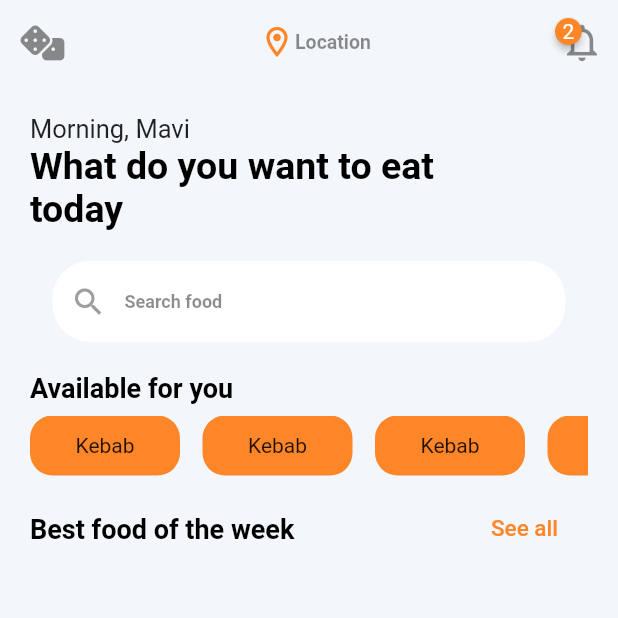
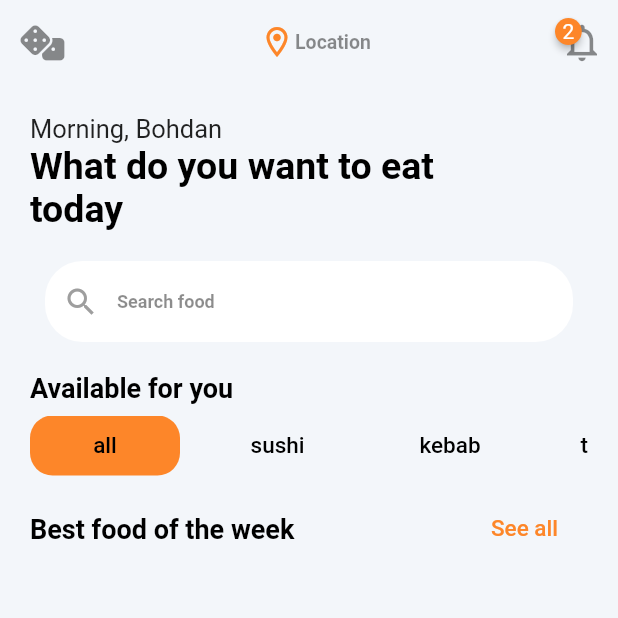
Before and after one commit to SebrianFoxy/ProjectOnFlutter, a Flutter app: the screen it shows after launch, on a phone screen of 412 x 824 dp, the top half of it. Run offline on Flutter 3.47's test engine with Material 2 defaults, Android fonts, the phone set to English and light mode, and no system bars; drawn by our look-alikes of badges; our stand-ins replace font_awesome_flutter.

Commit message:
логика клика

```diff
--- a/lib/ui/screens/food_list_screen.dart
+++ b/lib/ui/screens/food_list_screen.dart
@@ -2,6 +2,8 @@ import 'package:badges/badges.dart';
 import 'package:flutter/material.dart' hide Badge;
 import 'package:JapanEatProject/ui_kit/_ui_kit.dart';
 import 'package:font_awesome_flutter/font_awesome_flutter.dart';
+import '../../ui_kit/_ui_kit.dart';
+import '../../data/app_data.dart';
 
 class FoodList extends StatefulWidget {
   const FoodList({super.key});
@@ -11,6 +13,8 @@ class FoodList extends StatefulWidget {
 }
 
 class FoodListState extends State<FoodList> {
+  var categories = AppData.categories;
+
   @override
   Widget build(BuildContext context) => Scaffold(
       appBar: _appBar(context),
@@ -21,7 +25,7 @@ class FoodListState extends State<FoodList> {
             crossAxisAlignment: CrossAxisAlignment.start,
             children: [
               Text(
-                "Morning, Mavi",
+                "Morning, Bohdan",
                 style: Theme.of(context).textTheme.headlineSmall,
               ),
               Text(
@@ -60,8 +64,6 @@ class FoodListState extends State<FoodList> {
           ),
         ),
       ));
-}
-
   PreferredSizeWidget _appBar(BuildContext context) {
     return AppBar(
       leading: IconButton(
@@ -94,9 +96,10 @@ PreferredSizeWidget _appBar(BuildContext context) {
       ],
     );
   }
+
   Widget _searchBar() {
     return const Padding(
-    padding: EdgeInsets.symmetric(vertical: 20, horizontal: 15),
+      padding: EdgeInsets.symmetric(vertical: 20, horizontal: 10),
       child: TextField(
         decoration: InputDecoration(
           hintText: 'Search food',
@@ -114,30 +117,42 @@ Widget _categories() {
         child: ListView.separated(
             scrollDirection: Axis.horizontal,
             itemBuilder: (_, index) {
+              final category = AppData.categories[index];
               return GestureDetector(
                 onTap: () {
-                  print('Кликнули на категорию');
+                  onCategoryTap(index);
                 },
                 child: Container(
                   width: 100,
                   alignment: Alignment.center,
-                  decoration: const BoxDecoration(
-                    color: LightThemeColor.accent,
-                    borderRadius: BorderRadius.all(
+                  decoration: BoxDecoration(
+                    color: category.isSelected
+                        ? LightThemeColor.accent
+                        : Colors.transparent,
+                    borderRadius: const BorderRadius.all(
                       Radius.circular(15),
                     ),
                   ),
-                  child: const Text(
-                    'Kebab',
-                    // style: Theme.of(context).textTheme.headlineMedium,
+                  child: Text(
+                    category.type.name,
+                    style: Theme.of(context).textTheme.headlineMedium,
                   ),
                 ),
               );
             },
             separatorBuilder: (_, __) => Container(
                   width: 15,
-                  height: 30,
                 ),
-            itemCount: 10),
-      ));
+            itemCount: AppData.categories.length),
+      ),
+    );
   }
+
+  void onCategoryTap(int selectedIndex) {
+    //Меняем выбранную категорию
+    AppData.categories.asMap().forEach((index, category) {
+      category.isSelected = index == selectedIndex;
+    });
+    setState(() {});
+  }
+}
```
Also changed, not shown: lib/data/app_data.dart (line endings or trailing spaces). Lines whose indentation alone changed are shown as unchanged.
